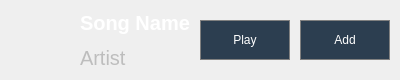
Old version of the form ui/song_item.ui in the repository RonneyJR/python-app.
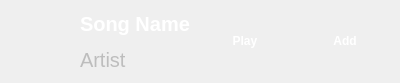
New version of the form.

Diff of the .ui file:
```diff
--- a/ui/song_item.ui
+++ b/ui/song_item.ui
@@ -7,7 +7,7 @@
     <x>0</x>
     <y>0</y>
     <width>400</width>
-    <height>80</height>
+    <height>83</height>
    </rect>
   </property>
   <property name="windowTitle">
@@ -89,10 +89,26 @@
       </size>
      </property>
      <property name="styleSheet">
-      <string notr="true">color: white; 
-background-color: #2c3e50; 
-border: 1px solid gray;
-padding: 5px;</string>
+      <string notr="true">/* QPushButton */
+QPushButton {
+    background-color: qlineargradient(
+        x1:0, y1:0, x2:0, y2:1,
+        stop:0 #1DB954, stop:1 #15883e
+    );
+    color: white;
+    border-radius: 8px;
+    padding: 6px 12px;
+    font-weight: bold;
+}
+QPushButton:hover {
+    background-color: qlineargradient(
+        x1:0, y1:0, x2:0, y2:1,
+        stop:0 #1ed760, stop:1 #1aa34a
+    );
+}
+QPushButton:pressed {
+    background-color: #0d5727;
+}</string>
      </property>
      <property name="text">
       <string>Play</string>
@@ -108,10 +124,26 @@
       </size>
      </property>
      <property name="styleSheet">
-      <string notr="true">color: white; 
-background-color: #2c3e50; 
-border: 1px solid gray;
-padding: 5px;</string>
+      <string notr="true">/* QPushButton */
+QPushButton {
+    background-color: qlineargradient(
+        x1:0, y1:0, x2:0, y2:1,
+        stop:0 #1DB954, stop:1 #15883e
+    );
+    color: white;
+    border-radius: 8px;
+    padding: 6px 12px;
+    font-weight: bold;
+}
+QPushButton:hover {
+    background-color: qlineargradient(
+        x1:0, y1:0, x2:0, y2:1,
+        stop:0 #1ed760, stop:1 #1aa34a
+    );
+}
+QPushButton:pressed {
+    background-color: #0d5727;
+}</string>
      </property>
      <property name="text">
       <string>Add</string>
```
